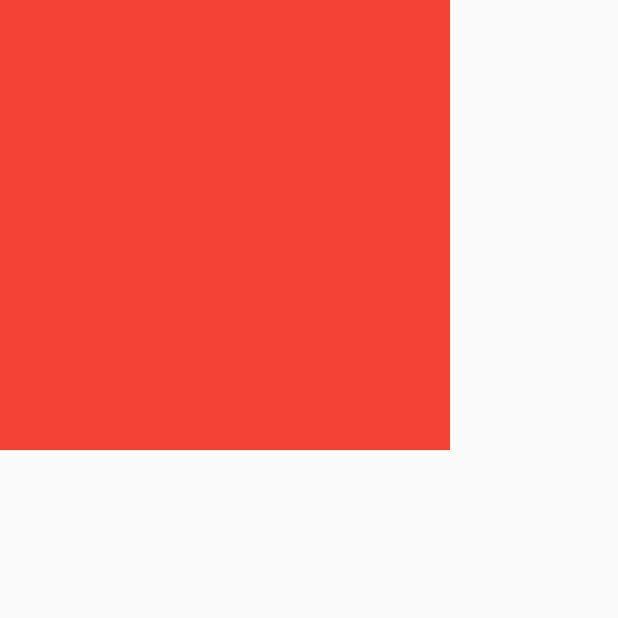
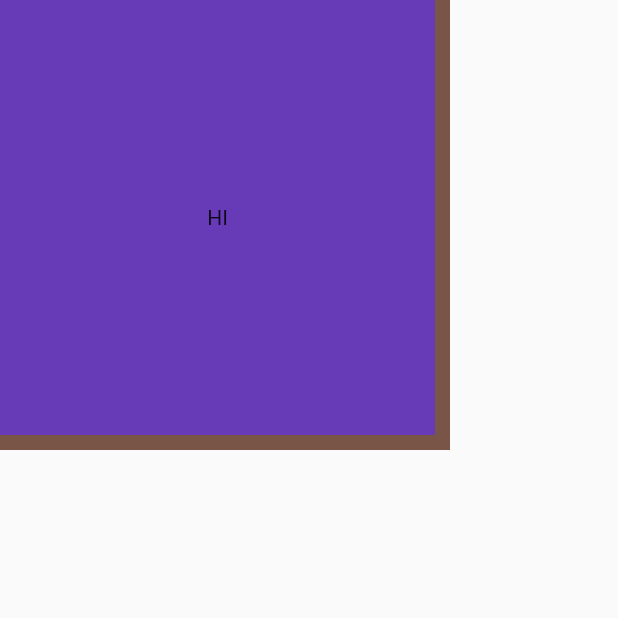
Before and after one commit to BackEndStory/Flutter-Study, a Flutter app: the screen it shows after launch, on a phone screen of 412 x 824 dp, the top half of it. Run offline on Flutter 3.47's test engine with Material 2 defaults, Android fonts, the phone set to English and light mode, and no system bars.

Commit message:
Column, Row, Flexible, Expand, Stack

```diff
--- a/lib/main.dart
+++ b/lib/main.dart
@@ -1,25 +1,209 @@
+
+
 import 'package:flutter/material.dart';
 import 'package:flutter/rendering.dart';
 
 void main() {
-  runApp(Myapp());
+  runApp(StackWidget());
 }
- class Myapp extends StatelessWidget{
+
+
+class StackWidget extends StatelessWidget{
   @override
-   Widget build(BuildContext context){        // 위젯을 반환하고 build 이름의 매개변수의 형은 BuildContext이다
+  Widget build(BuildContext context){
     return MaterialApp(
-      debugShowCheckedModeBanner: false,
-      home:Scaffold(
-        body:SafeArea(
-          top: true,
-          bottom: true,
-          left: true,
-          right: true,
-          child:Container(
-            color:Colors.red,
-            height:300,
-            width:300
-      )
+      home: Scaffold(
+        body: SizedBox(
+            child: Stack(
+
+             children: [
+                     Container(
+                        color: Colors.brown,
+                        height: 300,
+                        width: 300,
+
+                    ),
+                    Container(
+                      color: Colors.deepPurple,
+                      height: 290,
+                      width: 290,
+                      child:Center(
+                        child: Text('HI'),
+
+
+                      ),
+                  ),
+             ],
+
+        ),
+        ),
+      ),
+    );
+  }
+}
+
+
+
+// class FlexibleWidget extends StatelessWidget{
+//   @override
+//   Widget build(BuildContext context){
+//     return MaterialApp(
+//       home: Scaffold(
+//         body: SizedBox(
+//          child: Column(
+//            children: [
+//            Flexible(
+//                     flex: 6,
+//                     child:  Container(
+//                       color: Colors.brown,
+//                   ),
+//                   ),
+//           Flexible(
+//                   flex: 2,
+//                   child:  Container(
+//
+//                     color: Colors.deepPurple,
+//                 ),
+//                 ),
+//            ],
+//          ),
+//         ),
+//       ),
+//     );
+//   }
+// }
+
+// class ColumnWidget extends StatelessWidget{
+//   @override
+//   Widget build(BuildContext context){
+//     return MaterialApp(
+//       home: Scaffold(
+//         body: SizedBox(
+//           width: double.infinity,
+//           child: Column(
+//               mainAxisAlignment: MainAxisAlignment.center,
+//               crossAxisAlignment: CrossAxisAlignment.center,
+//               children: [
+//                   Flexible(
+//                     flex: 2,
+//                     child:  Container(
+//                       height: 50,
+//                       width: 50,
+//                       color: Colors.brown,
+//                   ),
+//                   ),
+//                 Flexible(
+//                   flex: 3,
+//                   child:  Container(
+//                   height: 50,
+//                   width: 50,
+//                   color: Colors.blue,
+//                 ),),
+//
+//                 Flexible(child:  Container(
+//                   height: 50,
+//                   width: 50,
+//                   color: Colors.deepPurple,
+//                 ),),
+//
+//                 Flexible(child:  Container(
+//                   height: 50,
+//                   width: 50,
+//                   color: Colors.black,
+//                 ),),
+//
+//                 Flexible(child:  Container(
+//                   height: 50,
+//                   width: 50,
+//                   color: Colors.lime,
+//                 ),),
+//
+//             ],
+//           ),
+//         ),
+//       ),
+//     );
+//   }
+// }
+
+
+
+
+// class RowWidget extends StatelessWidget{
+//   @override
+//   Widget build(BuildContext context){
+//     return MaterialApp(
+//       home: Scaffold(
+//         body: SafeArea(
+//           top:true,
+//           bottom: true,
+//          child:SizedBox(
+//             height: double.infinity,
+//             child: Row(
+//               mainAxisAlignment: MainAxisAlignment.center,
+//               crossAxisAlignment: CrossAxisAlignment.end,
+//               children: [
+//
+//                 Container(
+//                   height: 50,
+//                   width: 50,
+//                   color: Colors.blue,
+//                 ),
+//
+//                 Container(
+//                   height: 50,
+//                   width: 50,
+//                   color: Colors.green,
+//                 ),
+//
+//                 Container(
+//                   height: 50,
+//                   width: 50,
+//                   color: Colors.black54,
+//                 ),
+//
+//                 Container(
+//                   height: 50,
+//                   width: 50,
+//                   color: Colors.black54,
+//                 ),
+//
+//                 Container(
+//                   height: 50,
+//                   width: 50,
+//                   color: Colors.deepOrangeAccent,
+//                 ),
+//
+//             ],
+//           ),
+//         ),
+//         ),
+//       ),
+//     );
+//   }
+// }
+
+
+
+
+
+ // class Myapp extends StatelessWidget{
+ //  @override
+ //   Widget build(BuildContext context){        // 위젯을 반환하고 build 이름의 매개변수의 형은 BuildContext이다
+ //    return MaterialApp(
+ //      debugShowCheckedModeBanner: false,
+ //      home:Scaffold(
+ //        body:
+      //   SafeArea(
+      //     top: true,
+      //     bottom: true,
+      //     left: true,
+      //     right: true,
+      //     child:Container(
+      //       color:Colors.red,
+      //       height:300,
+      //       width:300
+      // )
 
         // Center(
         //   child:Container(
@@ -45,7 +229,7 @@ void main() {
             // child: Container(
             //   color: Colors.blue,
             // ),
-          )
+        //  )
 
           // child:Container(
           //   decoration: BoxDecoration(
@@ -122,21 +306,21 @@ void main() {
          //
          // )
        // ),
-      )
-    );
-  }
- }
-class FloatingActionButtonExample extends StatelessWidget{
-  @override
-  Widget build(BuildContext context){
-    return MaterialApp(
-      home:Scaffold(
-        floatingActionButton: FloatingActionButton(
-          onPressed: (){ print('click');},
-          child: Text('클릭'),
-        ),
-        body: Container(),
-      )
-    );
-  }
-}
+ //      )
+ //    );
+ //  }
+ // }
+// class FloatingActionButtonExample extends StatelessWidget{
+//   @override
+//   Widget build(BuildContext context){
+//     return MaterialApp(
+//       home:Scaffold(
+//         floatingActionButton: FloatingActionButton(
+//           onPressed: (){ print('click');},
+//           child: Text('클릭'),
+//         ),
+//         body: Container(),
+//       )
+//     );
+//   }
+// }
```
